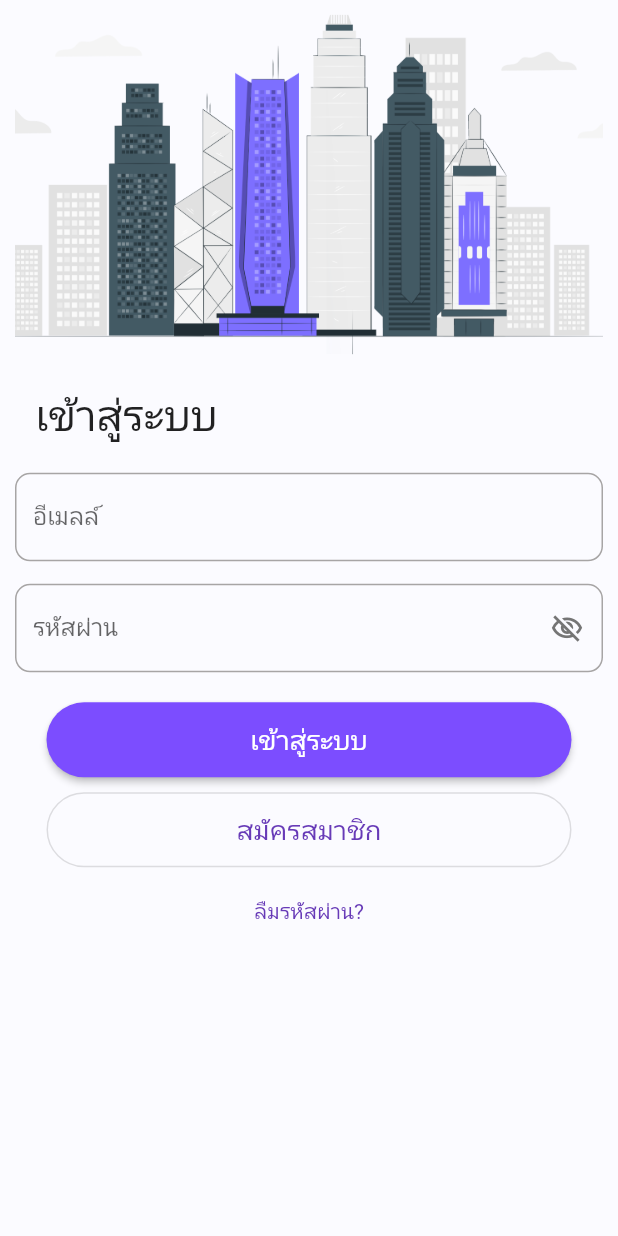
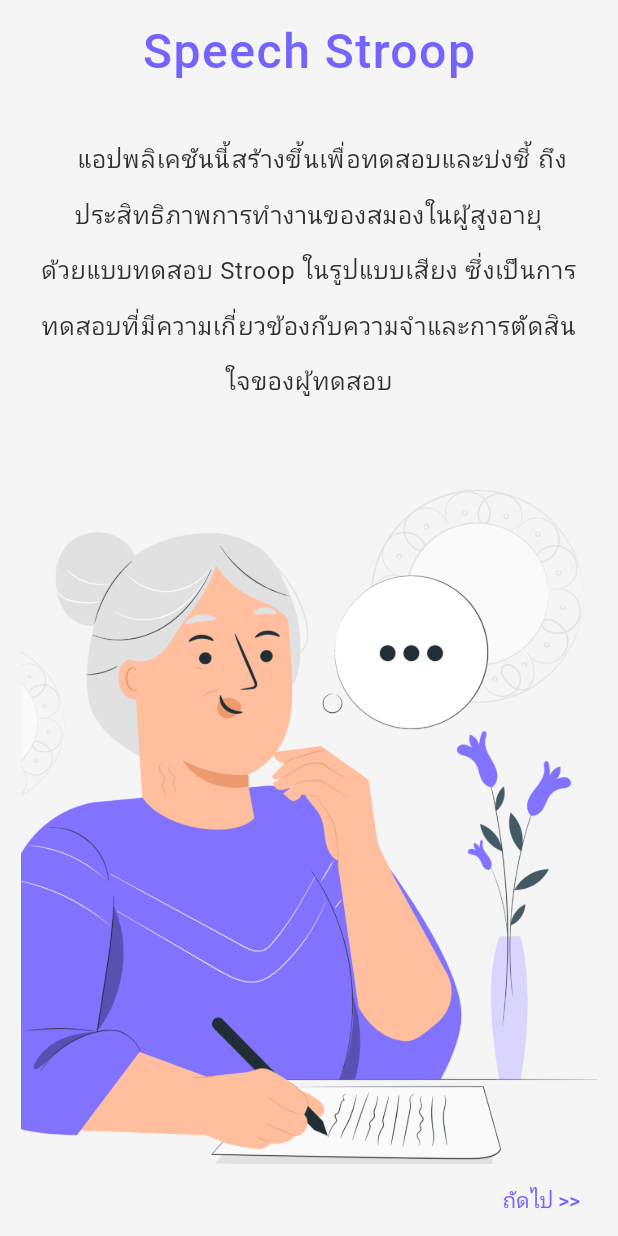
Before and after one commit to anpdgr/SpeechStroop, a Flutter app: the screen it shows after launch, on a phone screen of 412 x 824 dp. Run offline on Flutter 3.47's test engine with Material 2 defaults, Android fonts, the phone set to English and light mode, and no system bars; our stand-ins replace avatar_glow, speech_to_text; missing offline and left inert: highlight_text, mongo_dart; Roboto replaces fonts that are missing (BaiJamjuree).

Commit message:
overview as main.dart

```diff
--- a/speech_stroop/lib/color_test.dart
+++ b/speech_stroop/lib/color_test.dart
@@ -2,7 +2,7 @@ import 'package:avatar_glow/avatar_glow.dart';
 import 'package:flutter/material.dart';
 import 'package:flutter/services.dart';
 import 'package:highlight_text/highlight_text.dart';
-import 'package:speech_stroop/main.dart';
+import 'package:speech_stroop/login.dart';
 import 'package:speech_to_text/speech_to_text.dart' as stt;
 
 class ColorTestWidget extends StatefulWidget {
@@ -191,7 +191,7 @@ class _ColorTestWidgetState extends State<ColorTestWidget> {
       _speech.stop();
       Future.delayed(const Duration(milliseconds: 1500), () {
         Navigator.push(context,
-            MaterialPageRoute(builder: (context) => const LoginPage()));
+            MaterialPageRoute(builder: (context) => const LoginWidget()));
       });
     }
   }
--- a/speech_stroop/lib/main.dart
+++ b/speech_stroop/lib/main.dart
@@ -1,6 +1,6 @@
 import 'package:flutter/material.dart';
-import 'package:speech_stroop/color_test.dart';
-import 'package:speech_stroop/register.dart';
+import 'package:flutter/services.dart';
+import 'package:speech_stroop/login.dart';
 
 void main() {
   runApp(const MyApp());
@@ -15,218 +15,89 @@ class MyApp extends StatelessWidget {
       title: 'Speech Stroop Application',
       theme: ThemeData(
           primarySwatch: Colors.deepPurple, fontFamily: 'BaiJamjuree'),
-      home: const LoginPage(),
+      home: const OverviewWidget(),
     );
   }
 }
 
-class LoginPage extends StatefulWidget {
-  const LoginPage({Key key}) : super(key: key);
+class OverviewWidget extends StatefulWidget {
+  const OverviewWidget({Key key}) : super(key: key);
 
   @override
-  _LoginPageWidgetState createState() => _LoginPageWidgetState();
+  _OverviewWidgetState createState() => _OverviewWidgetState();
 }
 
-class _LoginPageWidgetState extends State<LoginPage> {
-  TextEditingController textController1;
-  TextEditingController textController2;
-  bool passwordVisibility;
+class _OverviewWidgetState extends State<OverviewWidget> {
   final scaffoldKey = GlobalKey<ScaffoldState>();
 
   @override
-  void initState() {
-    super.initState();
-    textController1 = TextEditingController();
-    textController2 = TextEditingController();
-    passwordVisibility = false;
-  }
-
-  @override
   Widget build(BuildContext context) {
+    SystemChrome.setEnabledSystemUIMode(SystemUiMode.manual, overlays: []);
     return Scaffold(
       key: scaffoldKey,
-      backgroundColor: const Color(0xFFFBFBFF),
+      backgroundColor: const Color(0xFFF5F5F5),
       body: SafeArea(
-        child: Padding(
-          padding: const EdgeInsetsDirectional.fromSTEB(10, 0, 10, 0),
         child: Column(
           mainAxisSize: MainAxisSize.max,
           children: [
-              Padding(
-                padding: const EdgeInsetsDirectional.fromSTEB(0, 0, 0, 10),
-                child: Image.asset(
-                  'assets/images/Hongkong-pana.png',
-                  width: MediaQuery.of(context).size.width,
-                  height: MediaQuery.of(context).size.height * 0.3,
-                  fit: BoxFit.cover,
-                ),
-              ),
             const Align(
-                alignment: AlignmentDirectional(-0.9, 0),
+              alignment: AlignmentDirectional(0, 0),
               child: Padding(
-                  padding: EdgeInsetsDirectional.fromSTEB(0, 0, 0, 5),
+                padding: EdgeInsetsDirectional.fromSTEB(0, 15, 0, 5),
                 child: Text(
-                    'เข้าสู่ระบบ',
+                  'Speech Stroop',
                   textAlign: TextAlign.start,
                   style: TextStyle(
-                      fontSize: 28,
+                    letterSpacing: 1,
+                    color: Color(0xFF7364FF),
+                    fontSize: 32,
+                    fontWeight: FontWeight.w500,
                   ),
                 ),
               ),
             ),
-              Align(
-                alignment: const AlignmentDirectional(0, 0),
-                child: Padding(
-                  padding: const EdgeInsetsDirectional.fromSTEB(0, 15, 0, 0),
-                  child: TextFormField(
-                    controller: textController1,
-                    obscureText: false,
-                    decoration: InputDecoration(
-                      labelText: 'อีเมลล์',
-                      enabledBorder: OutlineInputBorder(
-                        borderSide: const BorderSide(
-                          color: Color(0xFFA7A5A5),
-                          width: 1,
-                        ),
-                        borderRadius: BorderRadius.circular(10),
-                      ),
-                      focusedBorder: OutlineInputBorder(
-                        borderSide: const BorderSide(
-                          color: Color(0xFFA7A5A5),
-                          width: 1,
-                        ),
-                        borderRadius: BorderRadius.circular(10),
-                      ),
-                    ),
-                    textAlign: TextAlign.start,
-                    keyboardType: TextInputType.emailAddress,
+            const Padding(
+              padding: EdgeInsetsDirectional.fromSTEB(20, 25, 20, 0),
+              child: Text(
+                '    แอปพลิเคชันนี้สร้างขึ้นเพื่อทดสอบและบ่งชี้ ถึงประสิทธิภาพการทำงานของสมองในผู้สูงอายุ\nด้วยแบบทดสอบ Stroop ในรูปแบบเสียง ซึ่งเป็นการทดสอบที่มีความเกี่ยวข้องกับความจำและการตัดสินใจของผู้ทดสอบ',
+                textAlign: TextAlign.center,
+                style: TextStyle(
+                  letterSpacing: 0.5,
+                  height: 2.3,
+                  color: Color(0xFF303030),
+                  fontWeight: FontWeight.normal,
+                  fontSize: 16,
                 ),
               ),
             ),
-              Padding(
-                padding: const EdgeInsetsDirectional.fromSTEB(0, 15, 0, 0),
-                child: TextFormField(
-                  controller: textController2,
-                  obscureText: !passwordVisibility,
-                  decoration: InputDecoration(
-                    labelText: 'รหัสผ่าน',
-                    enabledBorder: OutlineInputBorder(
-                      borderSide: const BorderSide(
-                        color: Color(0xFFA7A5A5),
-                        width: 1,
-                      ),
-                      borderRadius: BorderRadius.circular(10),
-                    ),
-                    focusedBorder: OutlineInputBorder(
-                      borderSide: const BorderSide(
-                        color: Color(0xFFA7A5A5),
-                        width: 1,
-                      ),
-                      borderRadius: BorderRadius.circular(10),
-                    ),
-                    suffixIcon: InkWell(
-                      onTap: () => setState(
-                        () => passwordVisibility = !passwordVisibility,
-                      ),
-                      child: Icon(
-                        passwordVisibility
-                            ? Icons.visibility_outlined
-                            : Icons.visibility_off_outlined,
-                        color: const Color(0xFF757575),
-                        size: 22,
+            Expanded(
+              child: Align(
+                alignment: const AlignmentDirectional(0, 1),
+                child: Image.asset(
+                  'assets/images/Writing_a_letter-pana.png',
+                  width: MediaQuery.of(context).size.width,
+                  height: MediaQuery.of(context).size.height * 0.55,
+                  fit: BoxFit.contain,
                 ),
               ),
             ),
-                  keyboardType: TextInputType.visiblePassword,
+            Align(
+                alignment: const AlignmentDirectional(0.9, 0),
+                child: TextButton(
+                  child: const Text(
+                    'ถัดไป >>',
+                    style: TextStyle(
+                      color: Color(0xFF7364FF),
                     ),
                   ),
-              Padding(
-                  padding: const EdgeInsetsDirectional.fromSTEB(0, 20, 0, 5),
-                  child: SizedBox(
-                    width: 350,
-                    height: 50,
-                    child: ElevatedButton(
                   onPressed: () {
                     Navigator.push(
                         context,
                         MaterialPageRoute(
-                                  // builder: (context) => const MyHomePage()));
-                                  builder: (context) =>
-                                      const ColorTestWidget()));
+                            builder: (context) => const LoginWidget()));
                   },
-                        child: const Text('เข้าสู่ระบบ'),
-                        style: ElevatedButton.styleFrom(
-                            shape: const StadiumBorder(),
-                            primary: Colors.deepPurpleAccent,
-                            textStyle: const TextStyle(
-                                fontSize: 18, fontFamily: 'BaiJamjuree'))
-                        // options: FFButtonOptions(
-                        //   width: 337,
-                        //   height: 41,
-                        //   color: Color(0xFF7364FF),
-                        //   textStyle: FlutterFlowTheme.subtitle2.override(
-                        //     fontFamily: 'Bai Jamjuree',
-                        //     color: Colors.white,
-                        //     fontSize: 18,
-                        //   ),
-                        //   borderSide: BorderSide(
-                        //     color: Colors.transparent,
-                        //     width: 1,
-                        //   ),
-                        //   borderRadius: 20,
-                        // ),
-                        // loading: _loadingButton1,
-                        ),
-                  )),
-              // child: MaterialButton(
-              //     onPressed: () {
-              //       Navigator.push(
-              //           context,
-              //           MaterialPageRoute(
-              //               builder: (context) => const MyHomePage()));
-              //     },
-              //     child: const Text('เข้าสู่ระบบ'),
-              //     textColor: Colors.white,
-              //     color: Colors.deepPurple[600],
-              //     minWidth: 350,
-              //     height: 41)),
-              Padding(
-                  padding: const EdgeInsetsDirectional.fromSTEB(0, 5, 0, 5),
-                  child: SizedBox(
-                      width: 350,
-                      height: 50,
-                      child: OutlinedButton(
-                        onPressed: () {
-                          Navigator.push(
-                              context,
-                              MaterialPageRoute(
-                                  builder: (context) => RegisterPage()));
-                        },
-                        child: const Text(
-                          'สมัครสมาชิก',
-                        ),
-                        style: ElevatedButton.styleFrom(
-                            shape: const StadiumBorder(),
-                            // primary: Colors.deepPurpleAccent,
-                            textStyle: const TextStyle(
-                                fontSize: 18,
-                                fontFamily: 'BaiJamjuree',
-                                color: Colors.deepPurpleAccent)),
-                      ))),
-              TextButton(
-                  onPressed: () {
-                    // ignore: avoid_print
-                    print('Forget Password Button');
-                  },
-                  child: const Text('ลืมรหัสผ่าน?'),
-                  style: TextButton.styleFrom(
-                      shape: const StadiumBorder(),
-                      textStyle: const TextStyle(
-                          fontSize: 14,
-                          fontFamily: 'BaiJamjuree',
-                          color: Colors.deepPurpleAccent)))
+                ))
           ],
-          ),
         ),
       ),
     );
--- a/speech_stroop/pubspec.yaml
+++ b/speech_stroop/pubspec.yaml
@@ -100,3 +100,4 @@ flutter:
 
   assets:
     - assets/images/Hongkong-pana.png
+    - assets/images/Writing_a_letter-pana.png
```
Also changed, not shown: speech_stroop/lib/login.dart (added, +187 -0 lines), speech_stroop/lib/register.dart (+4 -4 lines), speech_stroop/assets/images/Writing_a_letter-pana.png (added), speech_stroop/lib/stress.dart (added), 5 other files. Lines whose indentation alone changed are shown as unchanged.
